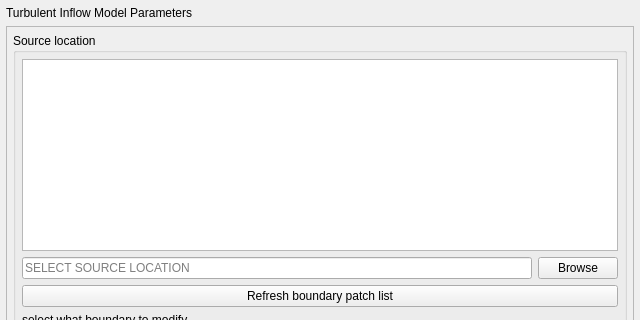
NHERI-SimCenter/WE-UQ, file Inflow/inflowparameterwidget.ui: the form before one commit; both pictures show x 0 to 640 and y 0 to 320 of the 640 by 1483 pixel window.
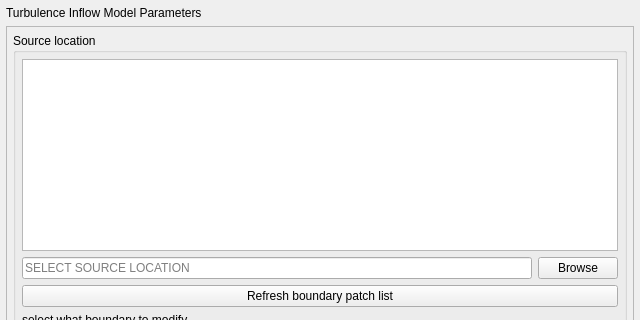
The form after the commit. Custom widgets are drawn as their Qt base class.

Commit message: Turbulent to Turbulence for inflow condition

The edit to the form file:
```diff
--- a/Inflow/inflowparameterwidget.ui
+++ b/Inflow/inflowparameterwidget.ui
@@ -29,7 +29,7 @@
    <item>
     <widget class="QLabel" name="headerLabel">
      <property name="text">
-      <string>Turbulent Inflow Model Parameters</string>
+      <string>Turbulence Inflow Model Parameters</string>
      </property>
     </widget>
    </item>
```
Left out of the diff: 2 changed lines with no effect on the pictures. The commit also changes 1 other file.
